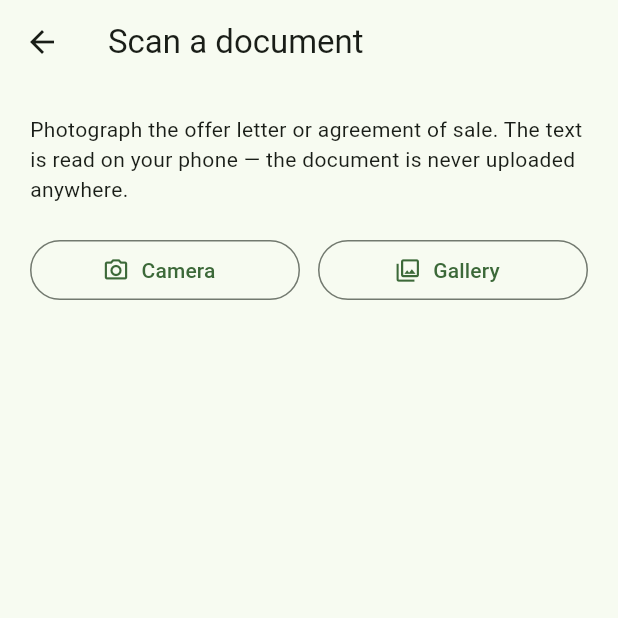
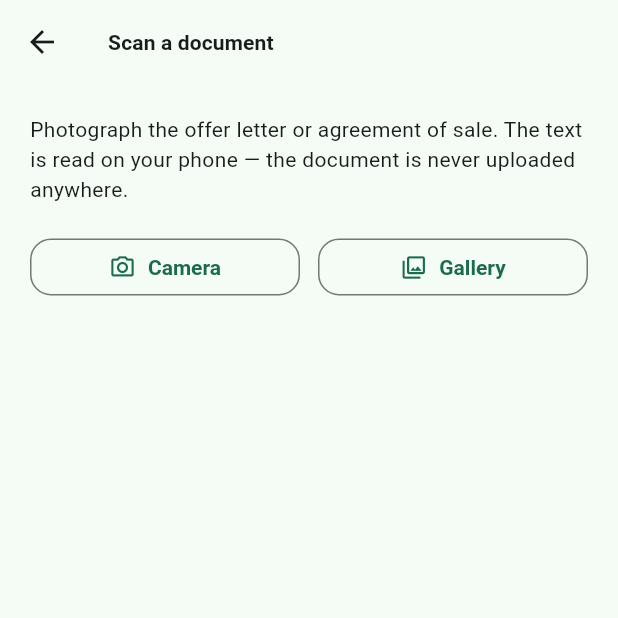
Before and after one commit to mudauchifamba/SafeStand, a Flutter app: the screen it shows after launch, after a tap on "Scan a document", on a phone screen of 412 x 824 dp, the top half of it. Run offline on Flutter 3.47's test engine with Material 3 defaults, Android fonts, the light colour scheme and no system bars; our stand-ins replace image_picker; missing offline and left inert: exif, google_mlkit_text_recognition.

Commit message:
style: futuristic-but-simple theme refresh (light+dark, rounded components, refined type scale)

```diff
--- a/safestand/lib/main.dart
+++ b/safestand/lib/main.dart
@@ -14,11 +14,104 @@ class SafeStandApp extends StatelessWidget {
     return MaterialApp(
       title: 'SafeStand',
       debugShowCheckedModeBanner: false,
-      theme: ThemeData(
-        colorScheme: ColorScheme.fromSeed(seedColor: const Color(0xFF1B5E20)),
-        useMaterial3: true,
-      ),
+      themeMode: ThemeMode.system,
+      theme: _buildTheme(Brightness.light),
+      darkTheme: _buildTheme(Brightness.dark),
       home: const HomeScreen(),
     );
   }
+
+  static ThemeData _buildTheme(Brightness brightness) {
+    final colorScheme = ColorScheme.fromSeed(
+      seedColor: const Color(0xFF0E6B4F),
+      brightness: brightness,
+    );
+    final base = ThemeData(colorScheme: colorScheme, useMaterial3: true);
+
+    final radius = BorderRadius.circular(14);
+
+    return base.copyWith(
+      scaffoldBackgroundColor: colorScheme.surface,
+      visualDensity: VisualDensity.comfortable,
+      splashFactory: InkSparkle.splashFactory,
+      textTheme: base.textTheme.copyWith(
+        headlineMedium: base.textTheme.headlineMedium
+            ?.copyWith(fontWeight: FontWeight.w800, letterSpacing: -0.5),
+        headlineSmall: base.textTheme.headlineSmall
+            ?.copyWith(fontWeight: FontWeight.w800, letterSpacing: -0.3),
+        titleLarge: base.textTheme.titleLarge
+            ?.copyWith(fontWeight: FontWeight.w700),
+        titleMedium: base.textTheme.titleMedium
+            ?.copyWith(fontWeight: FontWeight.w600),
+        titleSmall: base.textTheme.titleSmall?.copyWith(
+            fontWeight: FontWeight.w700, letterSpacing: 0.3),
+      ),
+      appBarTheme: AppBarTheme(
+        backgroundColor: colorScheme.surface,
+        foregroundColor: colorScheme.onSurface,
+        elevation: 0,
+        scrolledUnderElevation: 1,
+        centerTitle: false,
+        titleTextStyle: base.textTheme.titleLarge
+            ?.copyWith(fontWeight: FontWeight.w700, letterSpacing: 0.1),
+      ),
+      cardTheme: CardThemeData(
+        elevation: 0,
+        color: colorScheme.surfaceContainerHigh,
+        margin: EdgeInsets.zero,
+        shape: RoundedRectangleBorder(
+          borderRadius: BorderRadius.circular(18),
+          side: BorderSide(
+              color: colorScheme.outlineVariant.withValues(alpha: 0.5)),
+        ),
+      ),
+      listTileTheme: ListTileThemeData(
+        shape: RoundedRectangleBorder(borderRadius: BorderRadius.circular(14)),
+        tileColor: Colors.transparent,
+      ),
+      filledButtonTheme: FilledButtonThemeData(
+        style: FilledButton.styleFrom(
+          shape: RoundedRectangleBorder(borderRadius: radius),
+          padding: const EdgeInsets.symmetric(vertical: 16, horizontal: 20),
+          textStyle: const TextStyle(
+              fontWeight: FontWeight.w700, letterSpacing: 0.2),
+        ),
+      ),
+      outlinedButtonTheme: OutlinedButtonThemeData(
+        style: OutlinedButton.styleFrom(
+          shape: RoundedRectangleBorder(borderRadius: radius),
+          padding: const EdgeInsets.symmetric(vertical: 14, horizontal: 18),
+          side: BorderSide(color: colorScheme.outline),
+          textStyle: const TextStyle(fontWeight: FontWeight.w600),
+        ),
+      ),
+      textButtonTheme: TextButtonThemeData(
+        style: TextButton.styleFrom(
+          shape: RoundedRectangleBorder(borderRadius: radius),
+        ),
+      ),
+      inputDecorationTheme: InputDecorationTheme(
+        filled: true,
+        fillColor: colorScheme.surfaceContainerHighest.withValues(alpha: 0.5),
+        contentPadding:
+            const EdgeInsets.symmetric(horizontal: 16, vertical: 14),
+        border: OutlineInputBorder(
+          borderRadius: radius,
+          borderSide: BorderSide.none,
+        ),
+        enabledBorder: OutlineInputBorder(
+          borderRadius: radius,
+          borderSide: BorderSide(color: colorScheme.outlineVariant),
+        ),
+        focusedBorder: OutlineInputBorder(
+          borderRadius: radius,
+          borderSide: BorderSide(color: colorScheme.primary, width: 1.6),
+        ),
+        errorBorder: OutlineInputBorder(
+          borderRadius: radius,
+          borderSide: BorderSide(color: colorScheme.error),
+        ),
+      ),
+    );
+  }
 }
```
